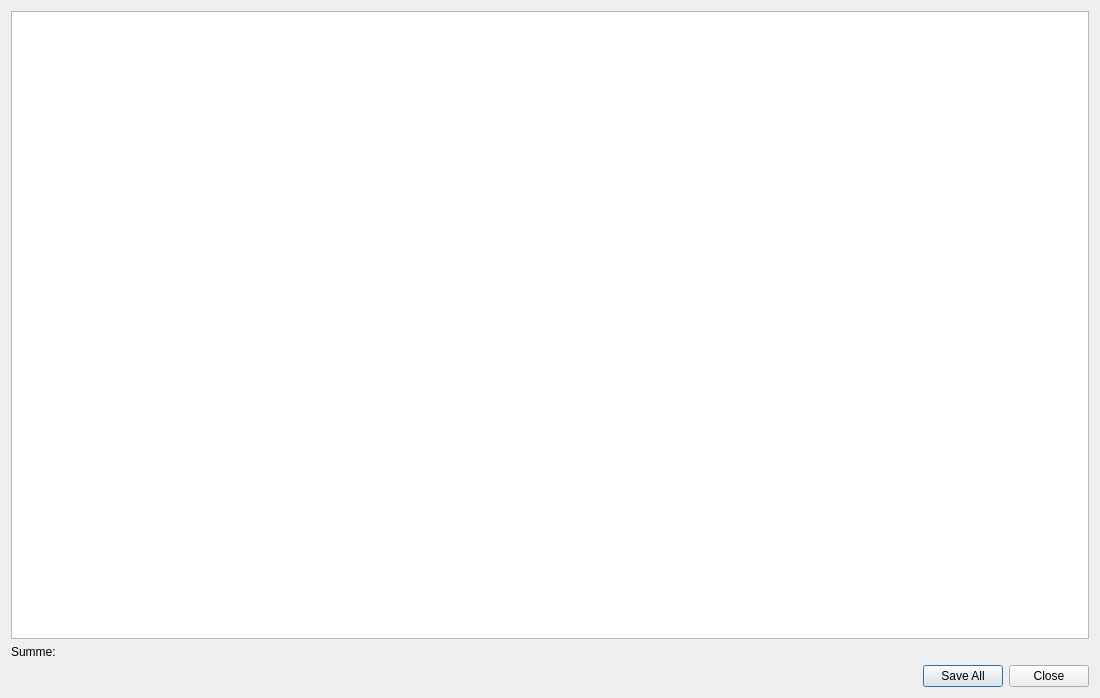
Before: the Qt Designer form src/gui/saldodialog.ui in Bjoe/member-manager, drawn with Qt 5.
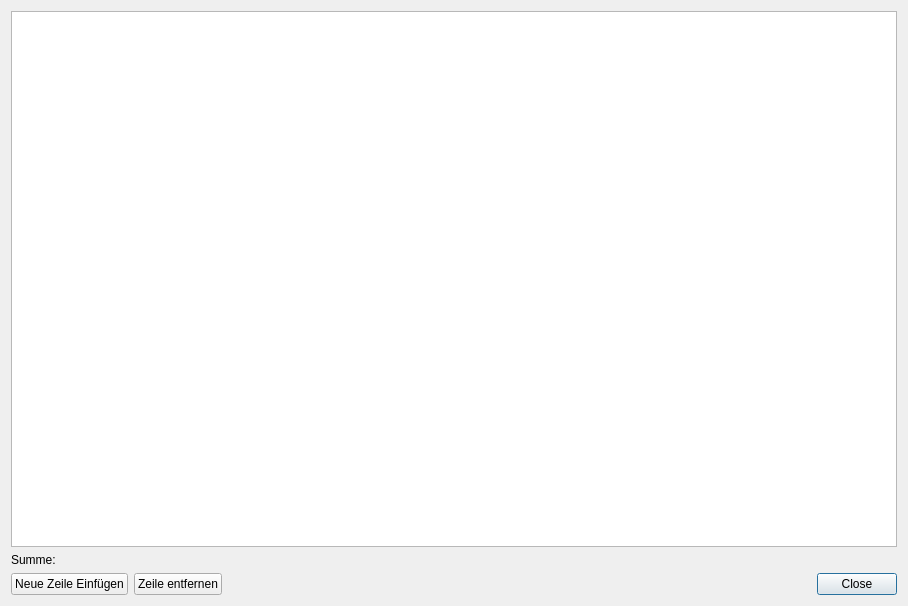
After: the same form once the commit is applied.

```diff
--- a/src/gui/saldodialog.ui
+++ b/src/gui/saldodialog.ui
@@ -6,15 +6,15 @@
    <rect>
     <x>0</x>
     <y>0</y>
-    <width>1100</width>
-    <height>698</height>
+    <width>908</width>
+    <height>606</height>
    </rect>
   </property>
   <property name="windowTitle">
    <string>SaldoDialog</string>
   </property>
   <layout class="QGridLayout" name="gridLayout">
-   <item row="0" column="0">
+   <item row="0" column="0" colspan="3">
     <widget class="QTableView" name="saldoTableView">
      <property name="alternatingRowColors">
       <bool>true</bool>
@@ -36,20 +36,34 @@
      </attribute>
     </widget>
    </item>
-   <item row="2" column="0">
+   <item row="2" column="2">
     <widget class="QDialogButtonBox" name="buttonBox">
      <property name="standardButtons">
-      <set>QDialogButtonBox::Close|QDialogButtonBox::SaveAll</set>
+      <set>QDialogButtonBox::Close</set>
      </property>
     </widget>
    </item>
-   <item row="1" column="0">
+   <item row="1" column="0" colspan="3">
     <widget class="QLabel" name="sumLabel">
      <property name="text">
       <string extracomment="Mitgliedsbeitrags Summe">Summe: </string>
      </property>
     </widget>
    </item>
+   <item row="2" column="0">
+    <widget class="QPushButton" name="newRowButton">
+     <property name="text">
+      <string>Neue Zeile Einfügen</string>
+     </property>
+    </widget>
+   </item>
+   <item row="2" column="1">
+    <widget class="QPushButton" name="deleteRowButton">
+     <property name="text">
+      <string>Zeile entfernen</string>
+     </property>
+    </widget>
+   </item>
   </layout>
  </widget>
  <layoutdefault spacing="6" margin="11"/>
```
Left out of the diff: 6 changed lines with no effect on the pictures.
